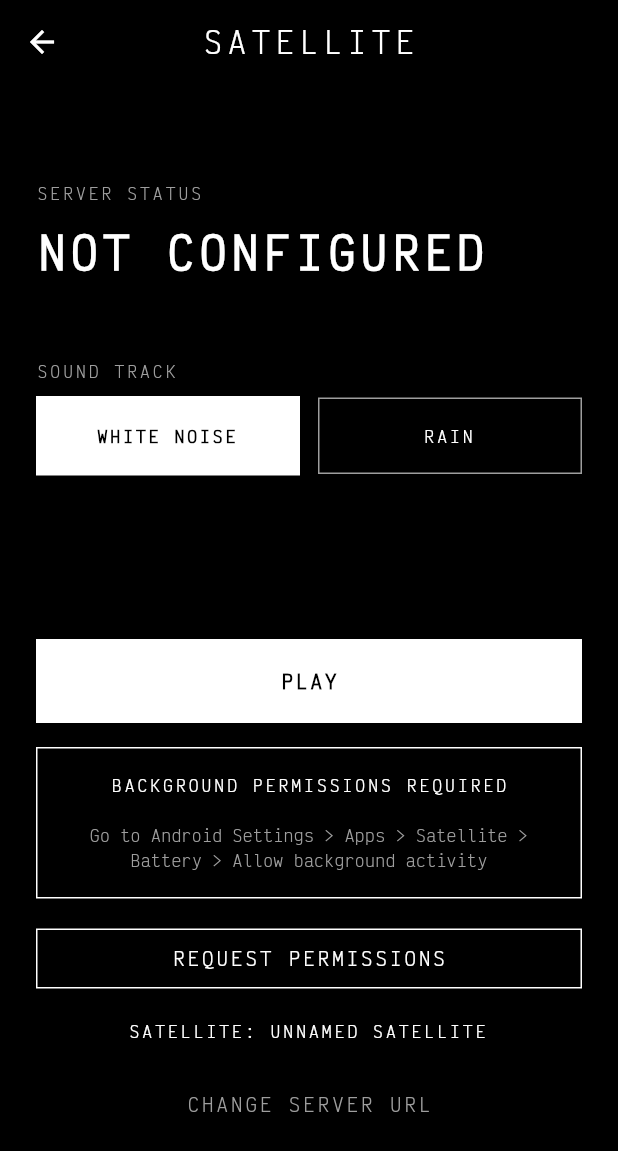
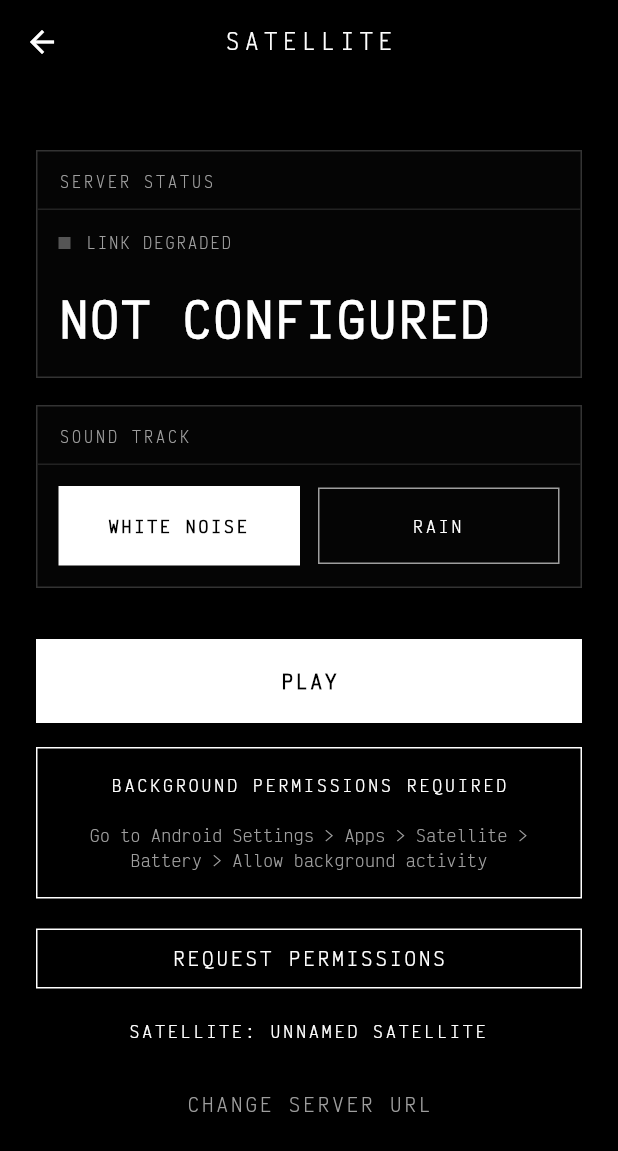
Before and after one commit to bfpimentel/satellite, a Flutter app: the MainScreen screen opened directly, on a phone screen of 412 x 824 dp. Shown: the top 1151 px of the screen. Run offline on Flutter 3.47's test engine with Material 3 defaults, Android fonts, the phone set to English and light mode, and no system bars; our stand-ins replace audio_service, just_audio, shared_preferences, signals_flutter; accounts and stored records are empty.

Commit message:
feat: enhance UI for app and server page

```diff
--- a/app/lib/main.dart
+++ b/app/lib/main.dart
@@ -63,6 +63,14 @@ class SatelliteApp extends StatelessWidget {
           backgroundColor: Colors.black,
           foregroundColor: Colors.white,
           elevation: 0,
+          scrolledUnderElevation: 0,
+          titleTextStyle: TextStyle(
+            fontFamily: 'Victor Mono',
+            color: Colors.white,
+            fontSize: 16,
+            fontWeight: FontWeight.w300,
+            letterSpacing: 4,
+          ),
         ),
         elevatedButtonTheme: ElevatedButtonThemeData(
           style: ElevatedButton.styleFrom(
@@ -87,12 +95,14 @@ class SatelliteApp extends StatelessWidget {
           ),
         ),
         inputDecorationTheme: const InputDecorationTheme(
+          filled: true,
+          fillColor: Color(0xFF080808),
           border: OutlineInputBorder(
               borderRadius: BorderRadius.zero,
-              borderSide: BorderSide(color: Colors.white)),
+              borderSide: BorderSide(color: Color(0xFF555555))),
           enabledBorder: OutlineInputBorder(
               borderRadius: BorderRadius.zero,
-              borderSide: BorderSide(color: Colors.white)),
+              borderSide: BorderSide(color: Color(0xFF555555))),
           focusedBorder: OutlineInputBorder(
               borderRadius: BorderRadius.zero,
               borderSide: BorderSide(color: Colors.white)),
@@ -147,15 +157,14 @@ class SetupScreen extends StatelessWidget {
         child: Column(
           crossAxisAlignment: CrossAxisAlignment.stretch,
           children: [
-            const SizedBox(height: 40),
+            const SizedBox(height: 24),
+            const _HeroTitle(
+              eyebrow: 'FIRST CONTACT',
+              title: 'CONNECT\nSATELLITE',
+            ),
+            const SizedBox(height: 24),
             const Text(
-              'SETUP',
-              style: TextStyle(
-                  fontSize: 18, letterSpacing: 2, color: Colors.white),
-            ),
-            const SizedBox(height: 16),
-            const Text(
-              'Enter the server URL to connect to',
+              'Enter the server URL and name this device.',
               style: TextStyle(color: Colors.grey),
             ),
             const SizedBox(height: 32),
@@ -242,29 +251,17 @@ class MainScreen extends StatelessWidget {
           return Column(
             crossAxisAlignment: CrossAxisAlignment.stretch,
             children: [
-              const SizedBox(height: 40),
-              const Text(
-                'SERVER STATUS',
-                style: TextStyle(
-                    fontSize: 12, letterSpacing: 2, color: Colors.grey),
+              const SizedBox(height: 20),
+              _StatusPanel(
+                label: 'SERVER STATUS',
+                value: audioState.serverStatus.toUpperCase(),
+                active: audioState.serverStatus == 'Playing',
+                connected: audioState.isWebSocketConnected,
               ),
-              const SizedBox(height: 8),
-              Text(
-                audioState.serverStatus.toUpperCase(),
-                style: const TextStyle(
-                  fontSize: 32,
-                  fontWeight: FontWeight.w700,
-                  letterSpacing: 4,
-                ),
-              ),
-              const SizedBox(height: 48),
-              const Text(
-                'SOUND TRACK',
-                style: TextStyle(
-                    fontSize: 12, letterSpacing: 2, color: Colors.grey),
-              ),
-              const SizedBox(height: 8),
-              Row(
+              const SizedBox(height: 18),
+              _Panel(
+                title: 'SOUND TRACK',
+                child: Row(
                   children: [
                     Expanded(
                       child: _TrackButton(
@@ -283,6 +280,7 @@ class MainScreen extends StatelessWidget {
                       ),
                     ),
                   ],
+                ),
               ),
               const Spacer(),
               SizedBox(
@@ -403,3 +401,127 @@ class _TrackButton extends StatelessWidget {
     );
   }
 }
+
+class _HeroTitle extends StatelessWidget {
+  final String eyebrow;
+  final String title;
+
+  const _HeroTitle({required this.eyebrow, required this.title});
+
+  @override
+  Widget build(BuildContext context) {
+    return Column(
+      crossAxisAlignment: CrossAxisAlignment.start,
+      children: [
+        Text(
+          eyebrow,
+          style: const TextStyle(
+            color: Colors.grey,
+            fontSize: 11,
+            letterSpacing: 2,
+          ),
+        ),
+        const SizedBox(height: 10),
+        Text(
+          title,
+          style: const TextStyle(
+            color: Colors.white,
+            fontSize: 42,
+            height: .92,
+            fontWeight: FontWeight.w300,
+            letterSpacing: -1,
+          ),
+        ),
+      ],
+    );
+  }
+}
+
+class _Panel extends StatelessWidget {
+  final String title;
+  final Widget child;
+
+  const _Panel({required this.title, required this.child});
+
+  @override
+  Widget build(BuildContext context) {
+    return Container(
+      decoration: BoxDecoration(
+        color: const Color(0xFF050505),
+        border: Border.all(color: const Color(0xFF333333)),
+      ),
+      child: Column(
+        crossAxisAlignment: CrossAxisAlignment.stretch,
+        children: [
+          Padding(
+            padding: const EdgeInsets.fromLTRB(14, 12, 14, 10),
+            child: Text(
+              title,
+              style: const TextStyle(
+                color: Colors.grey,
+                fontSize: 11,
+                letterSpacing: 2,
+              ),
+            ),
+          ),
+          Container(height: 1, color: const Color(0xFF222222)),
+          Padding(padding: const EdgeInsets.all(14), child: child),
+        ],
+      ),
+    );
+  }
+}
+
+class _StatusPanel extends StatelessWidget {
+  final String label;
+  final String value;
+  final bool active;
+  final bool connected;
+
+  const _StatusPanel({
+    required this.label,
+    required this.value,
+    required this.active,
+    required this.connected,
+  });
+
+  @override
+  Widget build(BuildContext context) {
+    return _Panel(
+      title: label,
+      child: Column(
+        crossAxisAlignment: CrossAxisAlignment.stretch,
+        children: [
+          Row(
+            children: [
+              Container(
+                width: 8,
+                height: 8,
+                color: connected ? Colors.white : const Color(0xFF555555),
+              ),
+              const SizedBox(width: 10),
+              Text(
+                connected ? 'LINK ESTABLISHED' : 'LINK DEGRADED',
+                style: const TextStyle(
+                  color: Colors.grey,
+                  fontSize: 11,
+                  letterSpacing: 1.5,
+                ),
+              ),
+            ],
+          ),
+          const SizedBox(height: 18),
+          Text(
+            value,
+            style: TextStyle(
+              fontSize: value.length > 14 ? 24 : 34,
+              fontWeight: FontWeight.w700,
+              letterSpacing: active ? 4 : 2,
+              color: Colors.white,
+            ),
+          ),
+        ],
+      ),
+    );
+  }
+}
```
Also changed, not shown: 2 other files. Lines whose indentation alone changed are shown as unchanged.
